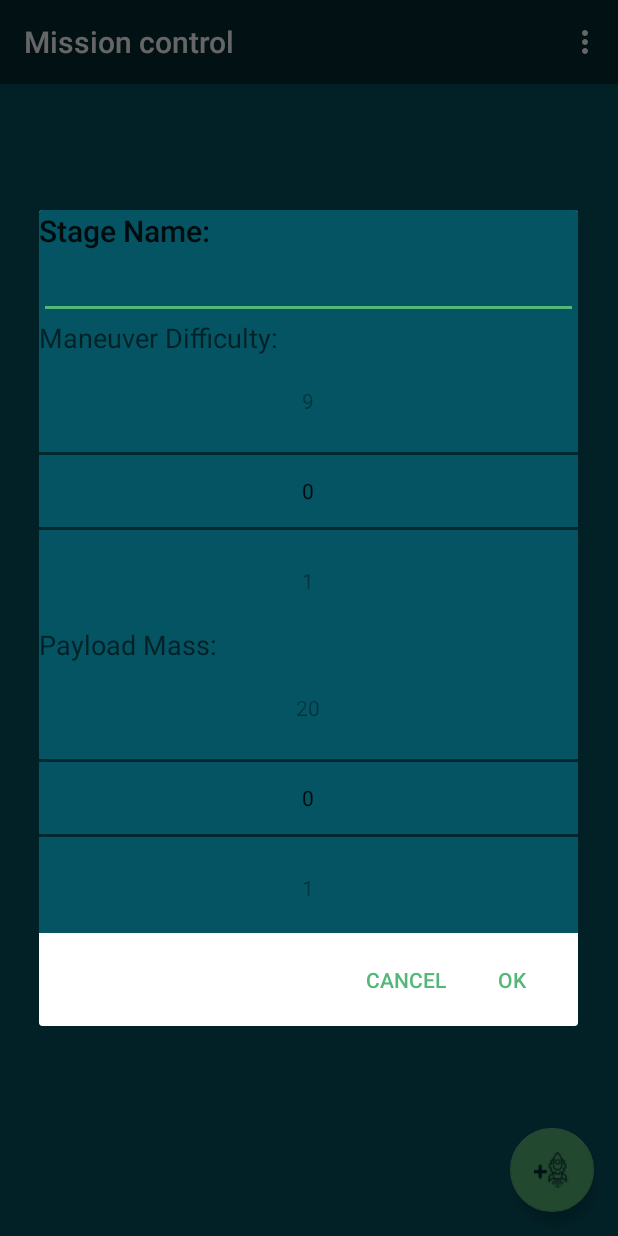
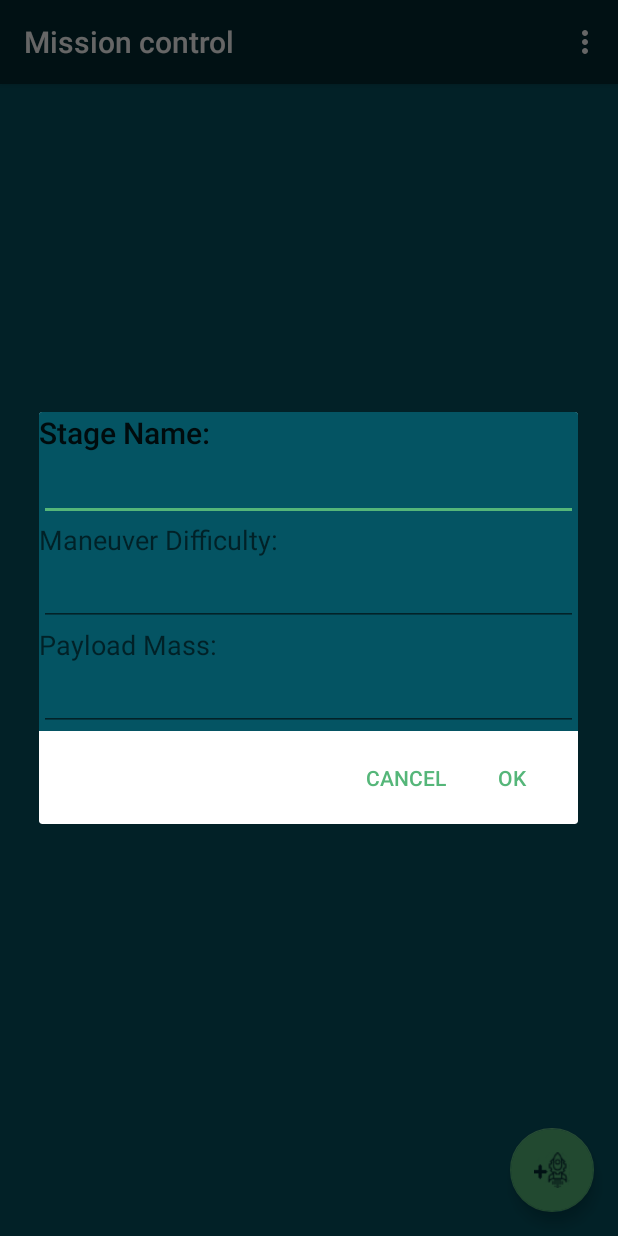
Before and after one commit to Need2Revolt/LEMP, an Android app: the MissionDetailsActivity screen opened directly, with no data from a screen before it, after a tap on an icon or button, on a phone screen of 412 x 824 dp. Run offline under Robolectric (Android 15) with nearby library versions, the phone set to English and light mode, and no system bars; libraries missing offline, so code that uses them is left out: org.greenrobot.greendao; 5 statements that could not run were skipped.

Commit message:
Changing number input to a simpler solution
The supposed pretty one was more trouble than beauty...

```diff
--- a/app/src/main/java/net/octopusstudios/carnospace/cmp/listener/AddStageListener.java
+++ b/app/src/main/java/net/octopusstudios/carnospace/cmp/listener/AddStageListener.java
@@ -5,7 +5,6 @@ import android.content.Context;
 import android.content.DialogInterface;
 import android.view.LayoutInflater;
 import android.view.View;
-import android.widget.NumberPicker;
 import android.widget.TextView;
 
 import net.octopusstudios.carnospace.cmp.R;
@@ -39,17 +38,14 @@ public class AddStageListener  implements View.OnClickListener {
         LayoutInflater li = LayoutInflater.from(ctx);
         View stageInputView = li.inflate(R.layout.payload_input_dialog, null);
         final TextView stageNameEdit = (TextView) stageInputView.findViewById(R.id.payloadNameText);
-        final NumberPicker maneuverDifficultyPicker = (NumberPicker)stageInputView.findViewById(R.id.maneuverDifficultyPicker);
-        maneuverDifficultyPicker.setMinValue(0);
-        maneuverDifficultyPicker.setMaxValue(9); //TODO put this in a constant or something
-        final NumberPicker payloadMassPicker = (NumberPicker)stageInputView.findViewById(R.id.payloadMassPicker);
-        payloadMassPicker.setMinValue(0);
-        payloadMassPicker.setMaxValue(20); //TODO put this in a constant or something
+        final TextView maneuverDifficultyPicker = (TextView)stageInputView.findViewById(R.id.difficultyNumber);
+        final TextView payloadMassPicker = (TextView)stageInputView.findViewById(R.id.payloadNumber);
+
         //auto fill payload with previous stage total mass
         if(mission.getMissionStages().size() > 0)
         {
             Stage previousStage = mission.getMissionStages().get(mission.getMissionStages().size() - 1);
-            payloadMassPicker.setValue(previousStage.getTotalMass());
+            payloadMassPicker.setText(String.valueOf(previousStage.getTotalMass()));
         }
 
         AlertDialog.Builder inputDialogBuilder = new AlertDialog.Builder(ctx);
@@ -64,8 +60,8 @@ public class AddStageListener  implements View.OnClickListener {
                         new DialogInterface.OnClickListener() {
                             public void onClick(DialogInterface dialog, int id) {
                                 buildNewStage(stageNameEdit.getText().toString(),
-                                        maneuverDifficultyPicker.getValue(),
-                                        payloadMassPicker.getValue());
+                                        maneuverDifficultyPicker.getText().toString(),
+                                        payloadMassPicker.getText().toString());
                             }
                         })
                 .setNegativeButton("Cancel",
@@ -82,8 +78,10 @@ public class AddStageListener  implements View.OnClickListener {
         inputDialog.show();
     }
 
-    private void buildNewStage(String stageName, int difficulty, int payload) {
-        Stage s = new Stage(stageName, difficulty, payload);
+    private void buildNewStage(String stageName, String difficulty, String payload) {
+        int difficultyInt = Integer.parseInt(difficulty);
+        int payloadInt = Integer.parseInt(payload);
+        Stage s = new Stage(stageName, difficultyInt, payloadInt);
         s.setMissionId(mission.getId());
         mission.addStageCost(s.getTotalCost());
         mission.getMissionStages().add(s);
--- a/app/src/main/res/layout/payload_input_dialog.xml
+++ b/app/src/main/res/layout/payload_input_dialog.xml
@@ -33,10 +33,14 @@
         tools:text="Maneuver Difficulty:"
         android:contentDescription="Maneuver Difficulty:" />
 
-    <NumberPicker
+    <EditText
+        android:id="@+id/difficultyNumber"
         android:layout_width="match_parent"
         android:layout_height="wrap_content"
-        android:id="@+id/maneuverDifficultyPicker" />
+        android:ems="10"
+        android:inputType="number"
+        android:selectAllOnFocus="true"
+        android:singleLine="true" />
 
     <TextView
         android:text="Payload Mass:"
@@ -47,9 +51,11 @@
         tools:text="Payload Mass:"
         android:contentDescription="Payload Mass:" />
 
-    <NumberPicker
+    <EditText
+        android:id="@+id/payloadNumber"
         android:layout_width="match_parent"
         android:layout_height="wrap_content"
-        android:id="@+id/payloadMassPicker" />
+        android:ems="10"
+        android:inputType="number" />
 
 </LinearLayout>
```
